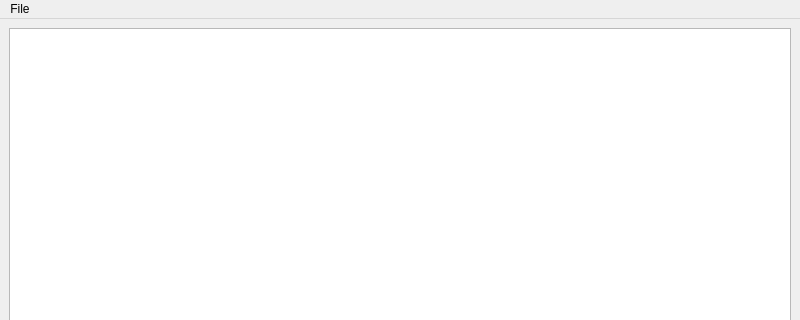
The window that mainwindow.ui (MarkyMark18/msn-chat-viewer) describes before a commit, drawn with Qt 5; both pictures show x 0 to 800 and y 0 to 320 of the 800 by 600 pixel window.
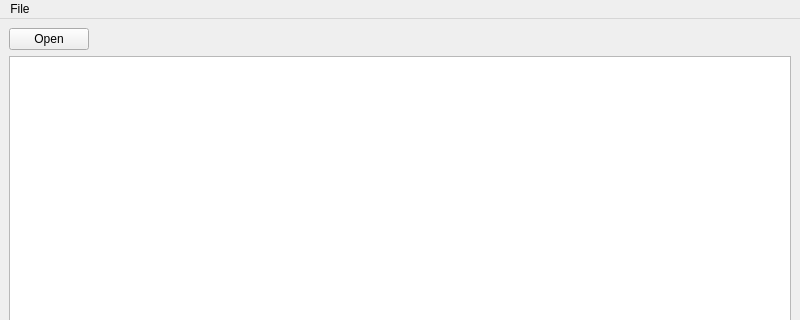
The same window after the commit.

Commit message: Implemented Open button. Refactored displayMessages to improve formatting and performance with large history files

```diff
--- a/mainwindow.ui
+++ b/mainwindow.ui
@@ -23,6 +23,30 @@
    <layout class="QVBoxLayout" name="verticalLayout_2">
     <item>
      <layout class="QVBoxLayout" name="verticalLayout">
+      <item>
+       <layout class="QHBoxLayout" name="horizontalLayout">
+        <item>
+         <widget class="QPushButton" name="openButton">
+          <property name="text">
+           <string>Open</string>
+          </property>
+         </widget>
+        </item>
+        <item>
+         <spacer name="horizontalSpacer">
+          <property name="orientation">
+           <enum>Qt::Orientation::Horizontal</enum>
+          </property>
+          <property name="sizeHint" stdset="0">
+           <size>
+            <width>40</width>
+            <height>20</height>
+           </size>
+          </property>
+         </spacer>
+        </item>
+       </layout>
+      </item>
       <item>
        <widget class="QTextBrowser" name="xmlViewer">
         <property name="sizePolicy">
```
Left out of the diff: 2 changed lines with no effect on the pictures. The commit also changes 1 other file.
